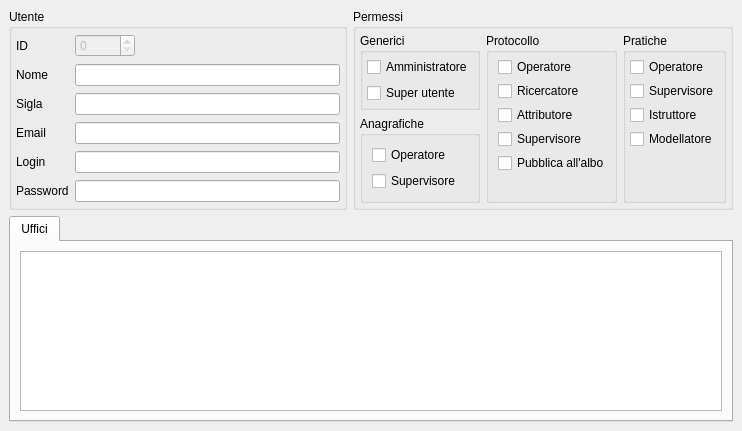
Old version of the form src/com/axiastudio/suite/base/forms/utente.ui in the repository tizianolattisi/suitegda.
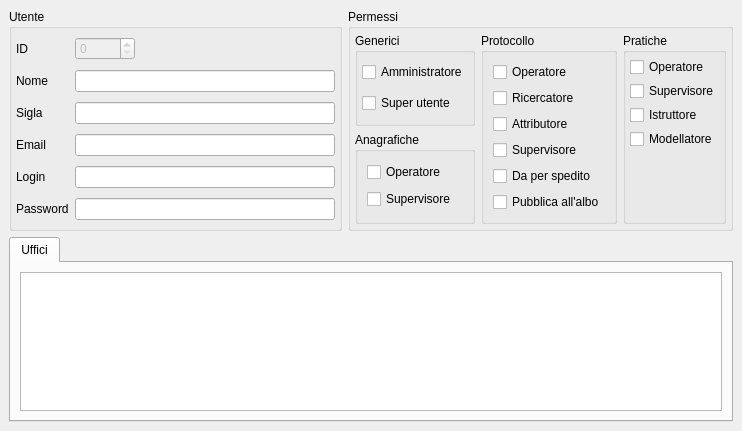
New version of the form. Custom widgets are drawn as their Qt base class.

Commit message: SQL: l'utilità di marcatura del protocollo come "spedito" è permessa solo agli utenti con l'omonimo flag.

```diff
--- a/src/com/axiastudio/suite/base/forms/utente.ui
+++ b/src/com/axiastudio/suite/base/forms/utente.ui
@@ -200,20 +200,8 @@
          <property name="title">
           <string>Protocollo</string>
          </property>
-         <layout class="QGridLayout" name="gridLayout_5">
-          <property name="topMargin">
-           <number>4</number>
-          </property>
-          <property name="rightMargin">
-           <number>4</number>
-          </property>
-          <property name="bottomMargin">
-           <number>4</number>
-          </property>
-          <property name="spacing">
-           <number>4</number>
-          </property>
-          <item row="0" column="0">
+         <layout class="QVBoxLayout" name="verticalLayout_3">
+          <item>
            <widget class="QCheckBox" name="checkBox_3">
             <property name="text">
              <string>Operatore</string>
@@ -223,7 +211,7 @@
             </property>
            </widget>
           </item>
-          <item row="1" column="0">
+          <item>
            <widget class="QCheckBox" name="checkBox_12">
             <property name="text">
              <string>Ricercatore</string>
@@ -233,7 +221,7 @@
             </property>
            </widget>
           </item>
-          <item row="2" column="0">
+          <item>
            <widget class="QCheckBox" name="checkBox_10">
             <property name="text">
              <string>Attributore</string>
@@ -243,7 +231,7 @@
             </property>
            </widget>
           </item>
-          <item row="3" column="0">
+          <item>
            <widget class="QCheckBox" name="checkBox_4">
             <property name="text">
              <string>Supervisore</string>
@@ -253,7 +241,17 @@
             </property>
            </widget>
           </item>
-          <item row="4" column="0">
+          <item>
+           <widget class="QCheckBox" name="checkBox_14">
+            <property name="text">
+             <string>Da per spedito</string>
+            </property>
+            <property name="column" stdset="0">
+             <string>spedisceprotocollo</string>
+            </property>
+           </widget>
+          </item>
+          <item>
            <widget class="QCheckBox" name="checkBox_13">
             <property name="text">
              <string>Pubblica all'albo</string>
@@ -263,7 +261,7 @@
             </property>
            </widget>
           </item>
-          <item row="5" column="0">
+          <item>
            <spacer name="verticalSpacer">
             <property name="orientation">
              <enum>Qt::Vertical</enum>
```
Left out of the diff: 44 changed lines with no effect on the pictures. The commit also changes 3 other files.
